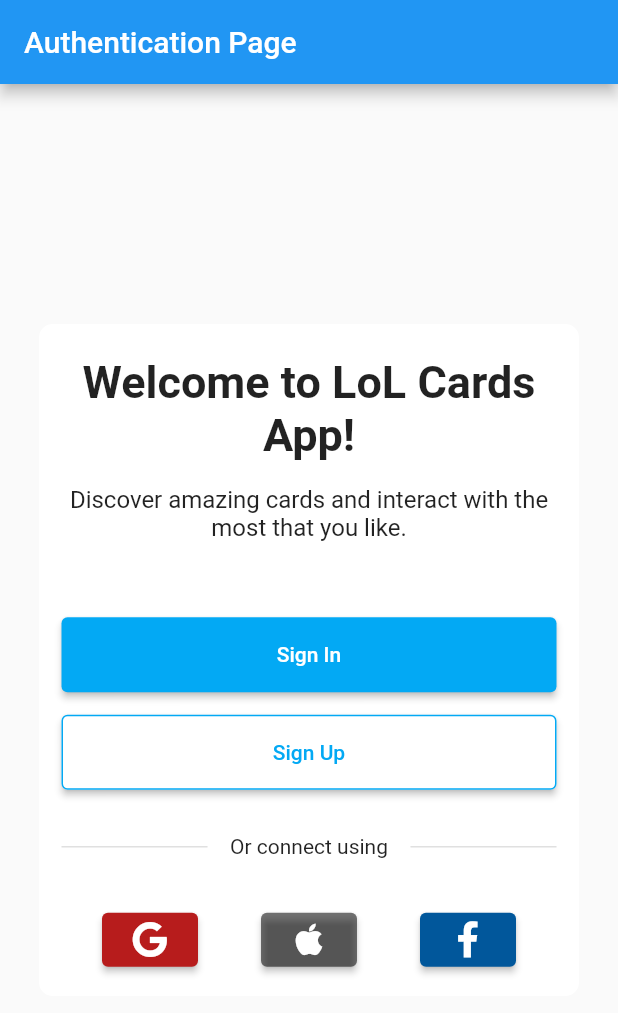
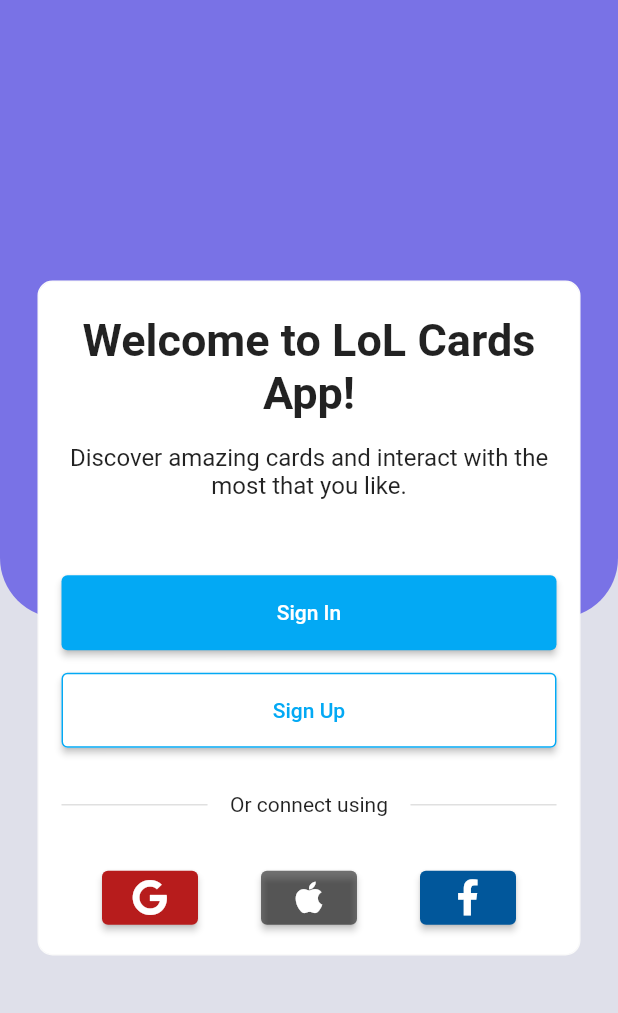
Before and after one commit to JafetMo5601/first-fllutter-app, a Flutter app: the screen it shows after launch, on a phone screen of 412 x 824 dp. Shown: the top 1013 px of the screen. Run offline on Flutter 3.47's test engine with Material 2 defaults, Android fonts, the phone set to English and light mode, and no system bars; our stand-ins replace font_awesome_flutter.

Commit message:
Create a new background for the auth pages.

```diff
--- a/lib/src/pages/auth/authentication_page.dart
+++ b/lib/src/pages/auth/authentication_page.dart
@@ -1,20 +1,68 @@
 import 'package:first_flutter_app/src/utils/fields_generator.dart';
-import 'package:first_flutter_app/src/utils/icons_string_util.dart';
 import 'package:flutter/material.dart';
 import 'package:font_awesome_flutter/font_awesome_flutter.dart';
+
+
+class Auth extends StatelessWidget {
+  @override
+  Widget build(BuildContext context) {
+    return Scaffold(
+      body: Stack(
+        children: [
+          AuthBackground(),
+        ]
+      ),
+    );
+  }
+}
+
+class AuthBackground extends StatelessWidget {
+
+  @override
+  Widget build(BuildContext context) {
+    return _backgroundAuth();
+  }
+
+  final purpleBox = FractionallySizedBox(
+    heightFactor: 0.5,
+    widthFactor: 1,
+    child: Container(
+      width: double.infinity,
+      height: 300,
+      decoration: BoxDecoration(
+        borderRadius: BorderRadius.only(
+          bottomRight: Radius.circular(40),
+          bottomLeft: Radius.circular(40)
+        ),
+        color: Color(0xff7972e6)
+      ),
+    )
+  );
+
+  final solidBackground = Container(
+    height: double.infinity,
+    width: double.infinity,
+    color: Color(0xfffdfe0ea),
+  );
+
+  Widget _backgroundAuth() {
+    return Stack(
+      children: [
+        solidBackground,
+        purpleBox,
+        AuthPage()
+      ],
+    );
+  }
+}
 
 class AuthPage extends StatelessWidget {
   final _formAuth = GlobalKey<FormState>();
 
   @override
   Widget build(BuildContext context) {
-    return Scaffold(
-      appBar: AppBar(
-        title: Text('Authentication Page'),
-      ),
-      body: Center(
+    return Center(
         child: formWrapperContainer(_createAuthForm(context), 450.0)
-      ),
     );
   }
 
--- a/lib/src/routes/routes.dart
+++ b/lib/src/routes/routes.dart
@@ -21,6 +21,6 @@ Map<String, WidgetBuilder> getApplicationRoutes() {
     'login_page': (BuildContext context) => LoginPage(),
     'register_page': (BuildContext context) => RegisterPage(),
     'forgot_password_page': (BuildContext context) => ForgotPasswordPage(),
-    'auth_page': (BuildContext context) => AuthPage(),
+    'auth_page': (BuildContext context) => Auth(),
   };
 }
```
